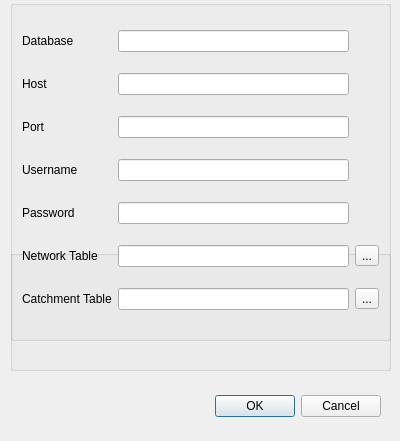
First picture: the form in iso/gui/ui/isochrone_dialog_base.ui, repository Samweli/isochrones, before the edit.
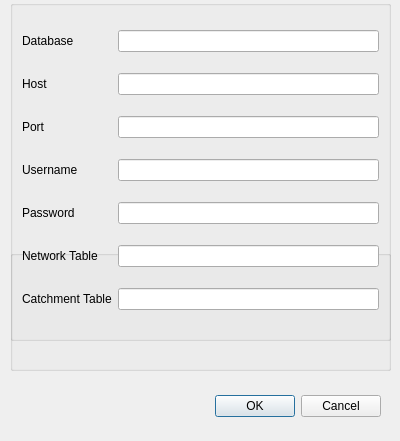
Second picture: the form after the edit.

Commit message: updated interface with database parameters

The edit to the form file:
```diff
--- a/iso/gui/ui/isochrone_dialog_base.ui
+++ b/iso/gui/ui/isochrone_dialog_base.ui
@@ -103,6 +103,25 @@
       </property>
      </widget>
     </item>
+    <item row="3" column="1">
+     <widget class="QLineEdit" name="port">
+      <property name="sizePolicy">
+       <sizepolicy hsizetype="MinimumExpanding" vsizetype="Fixed">
+        <horstretch>0</horstretch>
+        <verstretch>0</verstretch>
+       </sizepolicy>
+      </property>
+      <property name="autoFillBackground">
+       <bool>false</bool>
+      </property>
+      <property name="inputMethodHints">
+       <set>Qt::ImhNone</set>
+      </property>
+      <property name="text">
+       <string/>
+      </property>
+     </widget>
+    </item>
     <item row="7" column="0">
      <widget class="QLabel" name="input_catchment_file_label">
       <property name="text">
@@ -119,14 +138,7 @@
        <string>Network Table</string>
       </property>
       <property name="buddy">
-       <cstring>input_network_file</cstring>
-      </property>
-     </widget>
-    </item>
-    <item row="7" column="2">
-     <widget class="QToolButton" name="catchment_button">
-      <property name="text">
-       <string>...</string>
+       <cstring>network_table</cstring>
       </property>
      </widget>
     </item>
@@ -200,7 +212,26 @@
        <string>Username</string>
       </property>
       <property name="buddy">
-       <cstring>input_network_file</cstring>
+       <cstring>network_table</cstring>
+      </property>
+     </widget>
+    </item>
+    <item row="2" column="1">
+     <widget class="QLineEdit" name="host">
+      <property name="sizePolicy">
+       <sizepolicy hsizetype="MinimumExpanding" vsizetype="Fixed">
+        <horstretch>0</horstretch>
+        <verstretch>0</verstretch>
+       </sizepolicy>
+      </property>
+      <property name="autoFillBackground">
+       <bool>false</bool>
+      </property>
+      <property name="inputMethodHints">
+       <set>Qt::ImhNone</set>
+      </property>
+      <property name="text">
+       <string/>
       </property>
      </widget>
     </item>
@@ -220,14 +251,7 @@
        <string>Port</string>
       </property>
       <property name="buddy">
-       <cstring>input_network_file</cstring>
-      </property>
-     </widget>
-    </item>
-    <item row="6" column="2">
-     <widget class="QToolButton" name="network_button">
-      <property name="text">
-       <string>...</string>
+       <cstring>network_table</cstring>
       </property>
      </widget>
     </item>
@@ -237,45 +261,7 @@
        <string>Database </string>
       </property>
       <property name="buddy">
-       <cstring>input_network_file</cstring>
-      </property>
-     </widget>
-    </item>
-    <item row="3" column="1">
-     <widget class="QLineEdit" name="input_network_file_5">
-      <property name="sizePolicy">
-       <sizepolicy hsizetype="MinimumExpanding" vsizetype="Fixed">
-        <horstretch>0</horstretch>
-        <verstretch>0</verstretch>
-       </sizepolicy>
-      </property>
-      <property name="autoFillBackground">
-       <bool>false</bool>
-      </property>
-      <property name="inputMethodHints">
-       <set>Qt::ImhNone</set>
-      </property>
-      <property name="text">
-       <string/>
-      </property>
-     </widget>
-    </item>
-    <item row="2" column="1">
-     <widget class="QLineEdit" name="input_network_file_4">
-      <property name="sizePolicy">
-       <sizepolicy hsizetype="MinimumExpanding" vsizetype="Fixed">
-        <horstretch>0</horstretch>
-        <verstretch>0</verstretch>
-       </sizepolicy>
-      </property>
-      <property name="autoFillBackground">
-       <bool>false</bool>
-      </property>
-      <property name="inputMethodHints">
-       <set>Qt::ImhNone</set>
-      </property>
-      <property name="text">
-       <string/>
+       <cstring>network_table</cstring>
       </property>
      </widget>
     </item>
```
Left out of the diff: 16 changed lines with no effect on the pictures. The commit also changes 2 other files.
